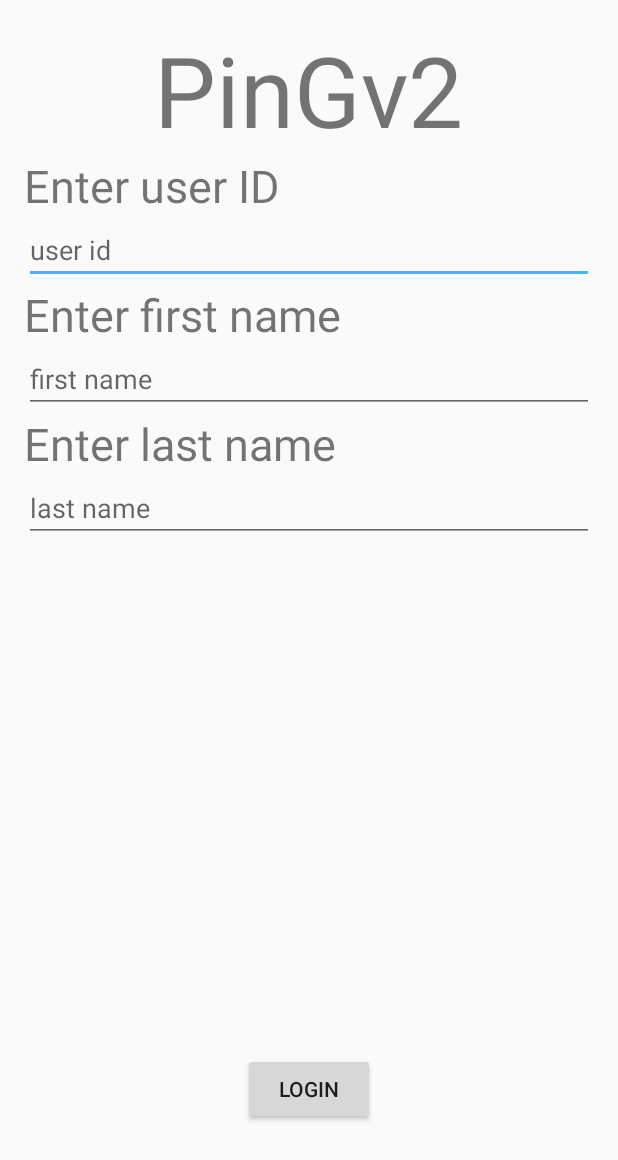
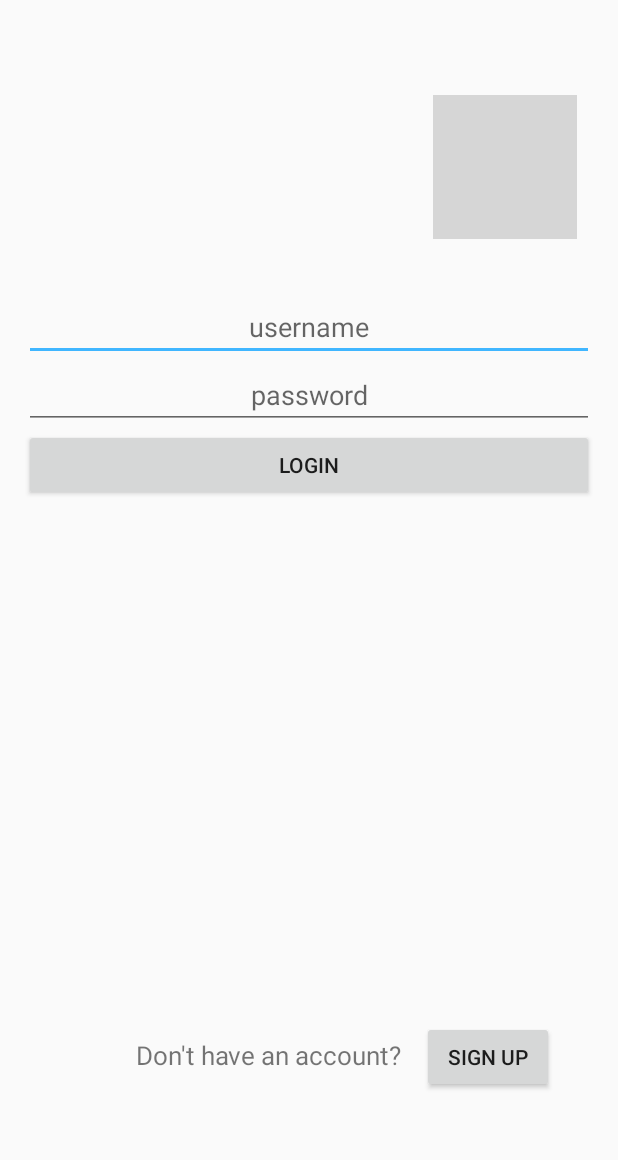
Before and after one commit to PinGTeam/PinG, an Android app: the screen it shows after launch (LogIn), after a tap on "LOGIN", on a phone screen of 412 x 824 dp. Shown: the top 1160 px of the screen. Run offline under Robolectric (Android 15) with nearby library versions, the phone set to English and light mode, and no system bars; grey boxes are pictures that could not be loaded.

Commit message:
updateing to latest

```diff
--- a/Source-Code/ANDROID/PinGv2/app/build.gradle
+++ b/Source-Code/ANDROID/PinGv2/app/build.gradle
@@ -28,10 +28,9 @@ dependencies {
     compile 'com.google.android.gms:play-services:9.6.1'
     compile 'com.android.support:design:24.2.1'
 
-    compile 'com.squareup.okhttp3:okhttp:3.4.1' //OKHttpClient
+    compile 'com.squareup.okhttp3:okhttp:3.4.1'     //OKHttpClient
     compile 'com.cocoahero.android:geojson:1.0.0'
+    compile 'com.google.code.gson:gson:2.6.2'       //GSON Parsing
 
     testCompile 'junit:junit:4.12'
-
-
 }
--- a/Source-Code/ANDROID/PinGv2/app/src/debug/res/values/google_maps_api.xml
+++ b/Source-Code/ANDROID/PinGv2/app/src/debug/res/values/google_maps_api.xml
@@ -16,7 +16,6 @@
     string in this file.
     -->
     <string name="google_maps_key" templateMergeStrategy="preserve" translatable="false">
-        <!--jorge's key AIzaSyAmbMng68lTfkhLYyebDwcakM7vNmi6610-->
-        <!--zach's key--> AIzaSyAbNLGa_u98l2fQSxQnrEK1_aLGcTTyZb8
+        AIzaSyAmbMng68lTfkhLYyebDwcakM7vNmi6610
     </string>
 </resources>
--- a/Source-Code/ANDROID/PinGv2/app/src/main/java/com/example/jorge/pingv2/LogIn.java
+++ b/Source-Code/ANDROID/PinGv2/app/src/main/java/com/example/jorge/pingv2/LogIn.java
@@ -1,15 +1,17 @@
-//Code by Jorge Torres-Aldana & Arthur Karapateas
-
 package com.example.jorge.pingv2;
 
 import android.content.Intent;
 import android.os.AsyncTask;
 import android.support.v7.app.AppCompatActivity;
 import android.os.Bundle;
+import android.util.Base64;
 import android.view.View;
 import android.widget.Button;
 import android.widget.EditText;
+import android.widget.Toast;
 import java.io.IOException;
+import java.io.UnsupportedEncodingException;
+import java.util.Objects;
 import okhttp3.FormBody;
 import okhttp3.OkHttpClient;
 import okhttp3.Request;
@@ -18,74 +20,82 @@ import okhttp3.Response;
 
 public class LogIn extends AppCompatActivity {
 
-    String userCode;    //stores userID sent back from middle tier
-    Button logIn;       //log in button
+    Button logIn, signUp;
+    private String userName, userPass, encodedPass, middleTierResponse;
 
-    String Fid, Fname, Flast;   //stores user input
-
-    @Override   //when the screen is first created
+    @Override
     protected void onCreate(Bundle savedInstanceState) {
         super.onCreate(savedInstanceState);
         setContentView(R.layout.activity_log_in);
 
-        //null out all of our strings
-        userCode = null;
-        Fid = null;
-        Fname = null;
-        Flast = null;
-
-        //create button on click listener
+        //login button press
         logIn = (Button) findViewById(R.id.logInButton);
         logIn.setOnClickListener(new View.OnClickListener() {
             @Override
             public void onClick(View view) {
 
                 //store user data
-                EditText id = (EditText) findViewById(R.id.idInput);
-                String userID = id.getText().toString();
+                EditText usernameField = (EditText) findViewById(R.id.idInput);
+                userName = usernameField.getText().toString();
 
-                EditText fname = (EditText) findViewById(R.id.idInput);
-                String userfName = fname.getText().toString();
+                EditText passwordFiled = (EditText) findViewById(R.id.passInput);
+                userPass = passwordFiled.getText().toString();
 
-                EditText lname = (EditText) findViewById(R.id.idInput);
-                String userlName = lname.getText().toString();
+                try {
+                    byte[] enPass = Base64.encode(userPass.getBytes("UTF-8"), Base64.DEFAULT);
+                    encodedPass = new String(enPass);
 
-                //user input to be passed to mid-tier
-                Fid = userID;
-                Fname = userfName;
-                Flast = userlName;
+                    System.out.println("encodedPASS: " + encodedPass);
 
-                //perform async task
-                new SendUserData().execute();
+                    new SendUserData().execute();
+
+                } catch (UnsupportedEncodingException e) {
+                    e.printStackTrace();
+                }
+            }
+        });
+
+        //signup button press
+        signUp = (Button) findViewById(R.id.signUpButton);
+        signUp.setOnClickListener(new View.OnClickListener() {
+            @Override
+            public void onClick(View v) {
+                //go to signup create screen
+                Intent signuptest = new Intent(getApplicationContext(), SignupActivity.class);
+                startActivity(signuptest);
             }
         });
     }
 
     private class SendUserData extends AsyncTask<Void, Void, Void> {
-        @Override   //running in background thread
+        @Override
         protected Void doInBackground(Void... params) {
 
-            //connect to mid-tier
+
+            //create connection client
             OkHttpClient client = new OkHttpClient();
 
+            //form JSON object to send to middle
             RequestBody formBody = new FormBody.Builder()
-                    .add("UserName", Fid)
-                    .add("Name", Fname)
-                    .add("LName", Flast)
+                    .add("userName", userName)
+                    .add("password", encodedPass)
                     .build();
+
+            //post that JSON object
             Request request = new Request.Builder()
-                    .url("http://162.243.15.139/adduser")
+                    .url("http://162.243.15.139/login")
                     .post(formBody)
                     .build();
 
-                //get response
                 try {
+                    //try to get a response
                     Response response= client.newCall(request).execute();
                     if(!response.isSuccessful()) throw new IOException("Unexpected code " + response);
 
                     //store the response [NOTE: DO NOT USE response.body() BEFORE THIS LINE BECAUSE IT WILL CONSUME THE RETURN]
-                    userCode = response.body().string();
+                    middleTierResponse = response.body().string();
                     response.close();
+
                 } catch (IOException e) {
                     e.printStackTrace();
                 }
@@ -93,12 +103,22 @@ public class LogIn extends AppCompatActivity {
             return null;
         }
 
-        @Override   //once we get the full response, then we go to map activity
+        //once the middle-tier sends us back the response, go to map and send user code with it
+        @Override
         protected void onPostExecute(Void aVoid) {
-            Intent intent = new Intent(getApplicationContext(), MapActivity.class);
-            //pass userID to map activity
-            intent.putExtra("key", userCode);
-            startActivity(intent);
+            //if not successful print error message
+            System.out.println("Response: " + middleTierResponse);
+
+            String failedRes = "-1";
+            if(Objects.equals(middleTierResponse, failedRes)) {
+                Toast.makeText(LogIn.this, "Log in failed, retry or sing up instead", Toast.LENGTH_SHORT).show();
+            }
+            //if successful go to map activity
+            else {
+                Intent intent = new Intent(getApplicationContext(), MapActivity.class);
+                intent.putExtra("key", middleTierResponse);
+                startActivity(intent);
+            }
         }
     }
 }
--- a/Source-Code/ANDROID/PinGv2/app/src/main/java/com/example/jorge/pingv2/MapActivity.java
+++ b/Source-Code/ANDROID/PinGv2/app/src/main/java/com/example/jorge/pingv2/MapActivity.java
@@ -1,5 +1,3 @@
-//Code by Jorge Torres-Aldana & Arthur Karapateas
-
 package com.example.jorge.pingv2;
 
 import android.app.Dialog;
@@ -13,8 +11,10 @@ import android.support.design.widget.FloatingActionButton;
 import android.support.v4.app.ActivityCompat;
 import android.support.v4.app.FragmentActivity;
 import android.os.Bundle;
+import android.support.v4.util.Pair;
 import android.view.View;
 import android.widget.Toast;
+
 import com.google.android.gms.common.ConnectionResult;
 import com.google.android.gms.common.GoogleApiAvailability;
 import com.google.android.gms.common.api.GoogleApiClient;
@@ -31,11 +31,16 @@ import com.google.android.gms.maps.model.LatLng;
 import com.google.android.gms.maps.model.Marker;
 import com.google.android.gms.maps.model.MarkerOptions;
 import com.google.android.gms.maps.model.VisibleRegion;
+
 import org.json.JSONArray;
 import org.json.JSONException;
 import org.json.JSONObject;
+
 import java.io.IOException;
+import java.lang.reflect.Array;
+import java.util.ArrayList;
 import java.util.Objects;
+
 import okhttp3.FormBody;
 import okhttp3.OkHttpClient;
 import okhttp3.Request;
@@ -56,23 +61,19 @@ public class MapActivity extends FragmentActivity implements OnMapReadyCallback,
     private LatLng theCoords, topLeftCoords, bottomRightCoords;
 
     private String eName, eDescription, eTime;
-    String userID;
-    String allEventsString;
+    private String userID, userFname, userLname;
+    private String allEventsString;
 
-    @Override   //when the screen is created
+    JSONArray geoData;
+
+    @Override
     protected void onCreate(Bundle savedInstanceState) {
         super.onCreate(savedInstanceState);
-
-        //null out all strings
-        eName = null;
-        eDescription = null;
-        eTime = null;
-        userID = null;
-        allEventsString = null;
 
         //get userID from logIn activity
         Intent data = getIntent();
         userID = data.getStringExtra("key");
+
 
         //check if google play service is available
         if (checkGoogleServices()) {
@@ -105,20 +106,18 @@ public class MapActivity extends FragmentActivity implements OnMapReadyCallback,
         GoogleApiAvailability api = GoogleApiAvailability.getInstance();
         int isAvailable = api.isGooglePlayServicesAvailable(this);
 
-        //is available
         if (isAvailable == ConnectionResult.SUCCESS)
             return true;
-        //not available, but can install
         else if (api.isUserResolvableError(isAvailable)) {
             Dialog box = api.getErrorDialog(this, isAvailable, 0);
             box.show();
-        //is not available
         } else {
             Toast.makeText(this, "Cannot connect to Google Play Services", Toast.LENGTH_LONG).show();
         }
         return false;
     }
 
+    //when the map is ready
     @Override
     public void onMapReady(GoogleMap googleMap) {
         mMap = googleMap;
@@ -126,8 +125,8 @@ public class MapActivity extends FragmentActivity implements OnMapReadyCallback,
         mMap.setMinZoomPreference(18);
         mMap.setMapType(GoogleMap.MAP_TYPE_NORMAL);
         mMap.getUiSettings().setMapToolbarEnabled(false);
-        mMap.getUiSettings().setScrollGesturesEnabled(false);
-        mMap.getUiSettings().setZoomGesturesEnabled(false);
+        mMap.getUiSettings().setScrollGesturesEnabled(true);   //change this to true
+        mMap.getUiSettings().setZoomGesturesEnabled(false);    //
 
         //check if we can access location
         if (ActivityCompat.checkSelfPermission(this, android.Manifest.permission.ACCESS_FINE_LOCATION) != PackageManager.PERMISSION_GRANTED && ActivityCompat.checkSelfPermission(this, android.Manifest.permission.ACCESS_COARSE_LOCATION) != PackageManager.PERMISSION_GRANTED) {
@@ -150,9 +149,7 @@ public class MapActivity extends FragmentActivity implements OnMapReadyCallback,
         mLocReq.setPriority(LocationRequest.PRIORITY_HIGH_ACCURACY);
         mLocReq.setInterval(100000);
 
-        if (ActivityCompat.checkSelfPermission(this, android.Manifest.permission.ACCESS_FINE_LOCATION)
-                != PackageManager.PERMISSION_GRANTED && ActivityCompat.checkSelfPermission(this, android.Manifest.permission.ACCESS_COARSE_LOCATION)
-                != PackageManager.PERMISSION_GRANTED) {
+        if (ActivityCompat.checkSelfPermission(this, android.Manifest.permission.ACCESS_FINE_LOCATION) != PackageManager.PERMISSION_GRANTED && ActivityCompat.checkSelfPermission(this, android.Manifest.permission.ACCESS_COARSE_LOCATION) != PackageManager.PERMISSION_GRANTED) {
             return;
         }
         LocationServices.FusedLocationApi.requestLocationUpdates(mApiClient, mLocReq, this);
@@ -190,15 +187,14 @@ public class MapActivity extends FragmentActivity implements OnMapReadyCallback,
 
             //get screen corners
             VisibleRegion vRegion = mMap.getProjection().getVisibleRegion();
-
-            //LatLng upperLeft = vRegion.farLeft;
             topLeftCoords = vRegion.farLeft;
             bottomRightCoords = vRegion.nearRight;
 
-            //focus camera onto current location
+            //they seem to be correct <<<<<<<<<<<<<<<<<<<<<<<<<<<<<<<<<<<<<<<<
+            //System.out.println("TopLeft: " + topLeftCoords + "BottomRight: "+ bottomRightCoords);
+
             moveToLocation(loc.latitude, loc.longitude, 18);
 
-            //once map is updated, place pings on map via mid-tier
             new GetMarkerData().execute();
         }
     }
@@ -247,10 +243,13 @@ public class MapActivity extends FragmentActivity implements OnMapReadyCallback,
         @Override
         protected Void doInBackground(Void... params) {
 
-            //create json object and stitch all data together
+            System.out.println("Coords Lat: " + theCoords.latitude + " Coords Lng: " + theCoords.longitude);
+
             JSONObject geometry = new JSONObject();
             try {
                 JSONArray coord = new JSONArray("[" + theCoords.longitude + ", " + theCoords.latitude + "]");
+                //need to get rid of the "" around coordinates
+
                 geometry.put("coordinates", coord);
                 geometry.put("type", "Point");
             } catch (JSONException e) {
@@ -276,7 +275,6 @@ public class MapActivity extends FragmentActivity implements OnMapReadyCallback,
                 e.printStackTrace();
             }
 
-            //connect to mid-tier
             OkHttpClient client = new OkHttpClient();
 
             RequestBody formBody = new FormBody.Builder()
@@ -290,7 +288,6 @@ public class MapActivity extends FragmentActivity implements OnMapReadyCallback,
 
             System.out.println(geoJSON.toString());
 
-            //send and get back response
             try {
                 Response response= client.newCall(request).execute();
                 if(!response.isSuccessful()) throw new IOException("Unexpected code " + response);
@@ -313,13 +310,11 @@ public class MapActivity extends FragmentActivity implements OnMapReadyCallback,
         @Override
         protected Void doInBackground(Void... params) {
 
-            //connect to mid-tier
             OkHttpClient client = new OkHttpClient();
             Request request = new  Request.Builder()
                     .url("http://162.243.15.139/getallevents")
                     .build();
 
-            //get geoJSON string back from mid-tier
             try {
                 Response response = client.newCall(request).execute();
                 if(!response.isSuccessful()) throw new IOException("Unexpected code " + response);
@@ -335,10 +330,21 @@ public class MapActivity extends FragmentActivity implements OnMapReadyCallback,
             return null;
         }
 
-        //once we have all the
         @Override
         protected void onPostExecute(Void aVoid) {
+            try {
+                JSONObject obj = new JSONObject(allEventsString);
+                JSONArray points = obj.getJSONArray("features");
 
+                for(int i = 0; i < points.length(); i++) {
+                    JSONObject marker = points.getJSONObject(i);
+
+                    System.out.println("EventName: " + marker.getString("geometry"));
+                }
+                //geoData is JSONArray
+            } catch (JSONException e) {
+                e.printStackTrace();
+            }
         }
     }
 }
--- a/Source-Code/ANDROID/PinGv2/app/src/main/java/com/example/jorge/pingv2/MarkerDialog.java
+++ b/Source-Code/ANDROID/PinGv2/app/src/main/java/com/example/jorge/pingv2/MarkerDialog.java
@@ -1,5 +1,3 @@
-//Code by Jorge Torres-Aldana & Arthur Karapateas
-
 package com.example.jorge.pingv2;
 
 import android.app.Activity;
--- a/Source-Code/ANDROID/PinGv2/app/src/main/res/layout/activity_log_in.xml
+++ b/Source-Code/ANDROID/PinGv2/app/src/main/res/layout/activity_log_in.xml
@@ -1,9 +1,6 @@
 <?xml version="1.0" encoding="utf-8"?>
-
-<!--    //Code by Jorge Torres-Aldana & Arthur Karapateas -->
-
-
 <RelativeLayout xmlns:android="http://schemas.android.com/apk/res/android"
+    xmlns:app="http://schemas.android.com/apk/res-auto"
     xmlns:tools="http://schemas.android.com/tools"
     android:id="@+id/activity_log_in"
     android:layout_width="match_parent"
@@ -15,73 +12,73 @@
     tools:context="com.example.jorge.pingv2.LogIn">
 
     <TextView
-        android:text="@string/app_name"
-        android:textSize="65sp"
+        android:text="Don't have an account?"
         android:layout_width="wrap_content"
         android:layout_height="wrap_content"
-        android:id="@+id/appName"
+        android:textSize="17sp"
+        android:id="@+id/textView"
+        android:layout_alignBaseline="@+id/signUpButton"
+        android:layout_alignBottom="@+id/signUpButton"
+        android:layout_toStartOf="@+id/signUpButton"
+        android:layout_marginEnd="13dp" />
+
+    <ImageView
+        android:layout_width="wrap_content"
+        android:layout_height="wrap_content"
+        app:srcCompat="@drawable/pinglogo"
+        android:layout_marginTop="47dp"
+        android:id="@+id/imageView"
         android:layout_alignParentTop="true"
-        android:layout_centerHorizontal="true" />
+        android:layout_alignParentEnd="true"
+        android:layout_marginEnd="11dp" />
 
     <LinearLayout
         android:orientation="vertical"
         android:layout_width="match_parent"
         android:layout_height="wrap_content"
-        android:layout_below="@+id/appName"
-        android:layout_centerHorizontal="true">
-
-        <TextView
-            android:text="Enter user ID"
-            android:textSize="30sp"
-            android:layout_width="match_parent"
-            android:layout_height="wrap_content"
-            android:id="@+id/idPrompt" />
+        android:layout_marginTop="36dp"
+        android:layout_below="@+id/imageView"
+        android:layout_alignParentStart="true">
 
         <EditText
             android:layout_width="match_parent"
             android:layout_height="wrap_content"
             android:inputType="textPersonName"
-            android:hint="user id"
+            android:layout_centerInParent="true"
+            android:ellipsize="start"
+            android:gravity="center_horizontal"
+            android:hint="username"
             android:ems="10"
             android:id="@+id/idInput" />
-
-        <TextView
-            android:text="Enter first name"
-            android:textSize="30sp"
-            android:layout_width="match_parent"
-            android:layout_height="wrap_content"
-            android:id="@+id/fNamePrompt" />
 
         <EditText
             android:layout_width="match_parent"
             android:layout_height="wrap_content"
             android:inputType="textPersonName"
-            android:hint="first name"
+            android:layout_centerInParent="true"
+            android:ellipsize="start"
+            android:gravity="center_horizontal"
+            android:hint="password"
             android:ems="10"
-            android:id="@+id/fNameInput" />
+            android:id="@+id/passInput" />
 
-        <TextView
-            android:text="Enter last name"
-            android:textSize="30sp"
+        <Button
+            android:text="LogIn"
             android:layout_width="match_parent"
+            android:id="@+id/logInButton"
             android:layout_height="wrap_content"
-            android:id="@+id/lNamePrompt" />
-
-        <EditText
-            android:layout_width="match_parent"
-            android:layout_height="wrap_content"
-            android:inputType="textPersonName"
-            android:hint="last name"
-            android:ems="10"
-            android:id="@+id/lNameInput" />
+            android:layout_below="@+id/linearLayout7"
+            android:layout_centerHorizontal="true" />
     </LinearLayout>
 
     <Button
-        android:text="LogIn"
+        android:text="Sign up"
         android:layout_width="wrap_content"
+        android:id="@+id/signUpButton"
         android:layout_height="wrap_content"
+        android:layout_marginBottom="79dp"
         android:layout_alignParentBottom="true"
-        android:layout_centerHorizontal="true"
-        android:layout_marginBottom="58dp"
-        android:id="@+id/logInButton" />
+        android:layout_alignEnd="@+id/imageView"
+        android:layout_marginEnd="15dp" />
+
 </RelativeLayout>
--- a/Source-Code/ANDROID/PinGv2/app/src/main/res/layout/activity_map.xml
+++ b/Source-Code/ANDROID/PinGv2/app/src/main/res/layout/activity_map.xml
@@ -1,7 +1,4 @@
 <?xml version="1.0" encoding="utf-8"?>
-
-<!--    //Code by Jorge Torres-Aldana & Arthur Karapateas -->
-
 <android.support.design.widget.CoordinatorLayout xmlns:android="http://schemas.android.com/apk/res/android"
     xmlns:app="http://schemas.android.com/apk/res-auto"
     xmlns:tools="http://schemas.android.com/tools"
--- a/Source-Code/ANDROID/PinGv2/app/src/main/res/layout/dialog_marker_dialog.xml
+++ b/Source-Code/ANDROID/PinGv2/app/src/main/res/layout/dialog_marker_dialog.xml
@@ -1,5 +1,3 @@
-<!--    //Code by Jorge Torres-Aldana & Arthur Karapateas -->
-
 <LinearLayout xmlns:android="http://schemas.android.com/apk/res/android"
     android:orientation="vertical"
     android:layout_width="wrap_content"
--- a/Source-Code/ANDROID/PinGv2/app/src/main/res/values/dimens.xml
+++ b/Source-Code/ANDROID/PinGv2/app/src/main/res/values/dimens.xml
@@ -2,4 +2,5 @@
     <!-- Default screen margins, per the Android Design guidelines. -->
     <dimen name="activity_horizontal_margin">16dp</dimen>
     <dimen name="activity_vertical_margin">16dp</dimen>
+    <dimen name="fab_margin">16dp</dimen>
 </resources>
--- a/Source-Code/ANDROID/PinGv2/app/src/main/res/values/strings.xml
+++ b/Source-Code/ANDROID/PinGv2/app/src/main/res/values/strings.xml
@@ -1,4 +1,5 @@
 <resources>
-    <string name="app_name">PinGv2</string>
+    <string name="app_name">PinG</string>
     <string name="title_activity_map">Map</string>
+    <string name="title_activity_signup">SignupActivity</string>
 </resources>
--- a/Source-Code/ANDROID/PinGv2/app/src/main/res/values/styles.xml
+++ b/Source-Code/ANDROID/PinGv2/app/src/main/res/values/styles.xml
@@ -8,4 +8,8 @@
         <item name="colorAccent">@color/colorAccent</item>
     </style>
 
+    <style name="AppTheme.AppBarOverlay" parent="ThemeOverlay.AppCompat.Dark.ActionBar" />
+
+    <style name="AppTheme.PopupOverlay" parent="ThemeOverlay.AppCompat.Light" />
+
 </resources>
--- a/Source-Code/ANDROID/PinGv2/build.gradle
+++ b/Source-Code/ANDROID/PinGv2/build.gradle
@@ -5,7 +5,7 @@ buildscript {
         jcenter()
     }
     dependencies {
-        classpath 'com.android.tools.build:gradle:2.2.2'
+        classpath 'com.android.tools.build:gradle:2.2.0'
 
         // NOTE: Do not place your application dependencies here; they belong
         // in the individual module build.gradle files
```
Also changed, not shown: Source-Code/ANDROID/PinGv2/app/src/main/AndroidManifest.xml (+7 -3 lines), 1 other file.
